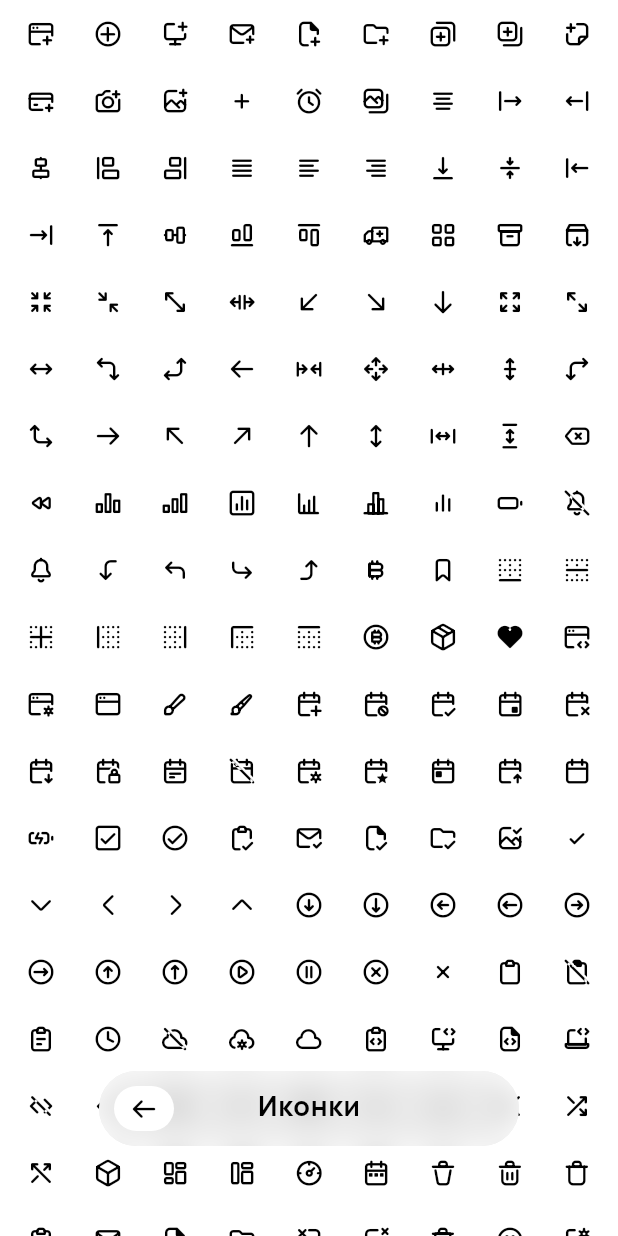
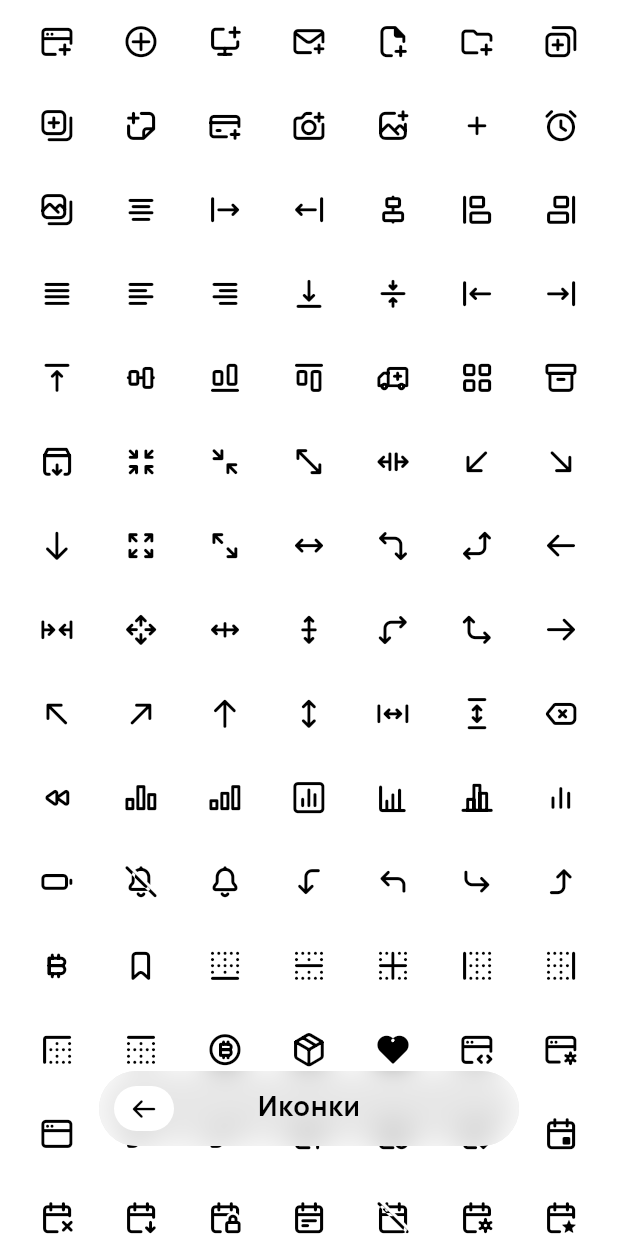
Before and after one commit to parabolahq/locus, a Flutter app: the screen it shows after launch, after a tap on "Иконки", on a phone screen of 412 x 824 dp. Run offline on Flutter 3.47's test engine with Material 2 defaults, Android fonts, the phone set to English and light mode, and no system bars.

```diff
--- a/example/lib/main.dart
+++ b/example/lib/main.dart
@@ -1,4 +1,5 @@
-import 'package:flutter/services.dart';
+import 'dart:ui' show Brightness;
+
 import 'package:locus/locus.dart';
 import 'package:locuslab/screens/home_screen.dart';
 
--- a/example/lib/screens/home_screen.dart
+++ b/example/lib/screens/home_screen.dart
@@ -1,5 +1,8 @@
+import 'dart:ui';
+
 import 'package:locus/locus.dart';
 import 'package:locuslab/screens/icons_screen.dart';
+import 'package:locuslab/screens/hero_screen.dart';
 import 'package:locuslab/screens/typography_screen.dart';
 
 class HomeScreen extends StatelessWidget {
@@ -40,6 +43,19 @@ class HomeScreen extends StatelessWidget {
               ),
             ),
           ),
+          SizedBox(height: 10),
+          Hero(
+            tag: 'arcylic_container',
+            child: PushButton(
+              child: Text('Hero-анимэйшен'),
+              leading: Icon(LocusIcons.star),
+              onTap: () => Navigator.of(context).push(
+                LocusPageRoute(
+                  builder: (BuildContext context) => HeroScreen(),
+                ),
+              ),
+            ),
+          ),
         ],
       ),
     );
--- a/example/lib/screens/icons_screen.dart
+++ b/example/lib/screens/icons_screen.dart
@@ -11,16 +11,17 @@ class IconsScreen extends StatelessWidget {
       navigationBar: NavigationBar(middle: Text('Иконки')),
       body: GridView.builder(
         padding: EdgeInsets.only(
-          left: 5,
-          right: 5,
+          left: 10,
+          right: 10,
           top: MediaQuery.of(context).padding.top,
           bottom: MediaQuery.of(context).padding.bottom,
         ),
         gridDelegate:
-            SliverGridDelegateWithMaxCrossAxisExtent(maxCrossAxisExtent: 50),
+            SliverGridDelegateWithMaxCrossAxisExtent(maxCrossAxisExtent: 65),
         itemBuilder: (BuildContext context, int index) {
           return Icon(
             LocusIcons.all.values.elementAt(index),
+            size: 25,
           );
         },
         itemCount: LocusIcons.all.length,
--- a/lib/src/components/acrylic.dart
+++ b/lib/src/components/acrylic.dart
@@ -1,5 +1,8 @@
 import 'dart:ui';
-import 'package:locus/locus.dart';
+
+import 'package:flutter/widgets.dart';
+import 'package:locus/src/core/animations.dart';
+import 'package:locus/src/core/theme.dart';
 
 class Acrylic extends StatelessWidget {
   final Widget child;
--- a/lib/src/core/animations.dart
+++ b/lib/src/core/animations.dart
@@ -1,2 +1,2 @@
-const kPageTransitionDuration = const Duration(milliseconds: 250);
+const kPageTransitionDuration = const Duration(milliseconds: 350);
 const kInteractableAnimationDuration = const Duration(milliseconds: 50);
--- a/lib/src/core/colors.dart
+++ b/lib/src/core/colors.dart
@@ -6,7 +6,7 @@ import 'package:locus/src/core/theme.dart';
 class LocusColors {
   static const Color white = Color.fromRGBO(255, 255, 255, 1);
   static const Color black = Color.fromRGBO(0, 0, 0, 1);
-  static const Color darkGrey = Color.fromRGBO(30, 30, 30, 1);
+  static const Color darkGrey = Color.fromRGBO(60, 60, 60, 1);
   static const Color grey = Color.fromRGBO(127, 127, 127, 1);
   static const Color lightGrey = Color.fromRGBO(225, 225, 225, 1);
 }
@@ -29,8 +29,8 @@ class LocusColorScheme with Diagnosticable {
       onSurface: bright ? LocusColors.black : LocusColors.white,
       surface: bright ? LocusColors.white : LocusColors.black,
       controlsSurface: bright
-          ? LocusColors.lightGrey.withOpacity(.7)
-          : LocusColors.white.withOpacity(.15),
+          ? LocusColors.lightGrey.withOpacity(.8)
+          : LocusColors.darkGrey.withOpacity(.8),
     );
   }
 
--- a/lib/src/core/route.dart
+++ b/lib/src/core/route.dart
@@ -1,5 +1,3 @@
-import 'dart:ui';
-
 import 'package:flutter/widgets.dart';
 import 'package:locus/src/core/animations.dart';
 import 'package:locus/src/core/colors.dart';
@@ -31,19 +29,23 @@ class LocusPageRoute<T> extends PageRoute<T> {
       scopesRoute: true,
       explicitChildNodes: true,
       child: SlideTransition(
-        position: animation.drive(
-          Tween<Offset>(
-            begin: Offset(0, 1),
-            end: Offset(0, 0),
-          ),
-        ),
+        position: animation
+            .drive(
+              CurveTween(curve: Curves.easeInOutCirc),
+            )
+            .drive(
+              Tween<Offset>(
+                begin: Offset(1, 0),
+                end: Offset(0, 0),
+              ),
+            ),
         child: result,
       ),
     );
   }
 
   @override
-  Color? get barrierColor => LocusColors.lightGrey;
+  Color? get barrierColor => LocusColors.grey.withOpacity(.25);
 
   @override
   String? get barrierLabel => _barrierLabel;
```
Also changed, not shown: example/lib/screens/hero_screen.dart (added, +36 -0 lines).
